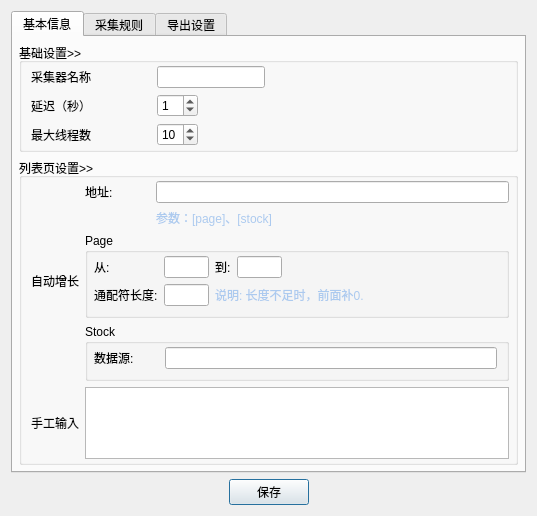
This is UI/Robot.ui in leaboy/pycollect as Qt 5 draws it before an edit. The edited form follows.
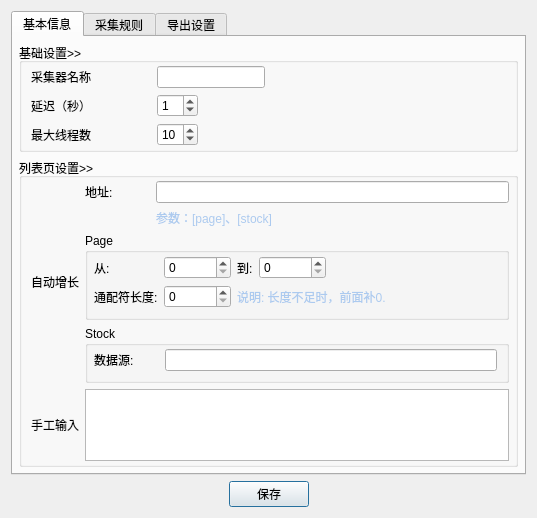
This is the edited form.

Commit message: main app  - RobotUI

Diff of the .ui file:
```diff
--- a/UI/Robot.ui
+++ b/UI/Robot.ui
@@ -291,28 +291,6 @@
                </property>
                <item>
                 <layout class="QGridLayout" name="gridLayout_10">
-                 <item row="0" column="1">
-                  <widget class="QLineEdit" name="listpagestart">
-                   <property name="sizePolicy">
-                    <sizepolicy hsizetype="Maximum" vsizetype="Fixed">
-                     <horstretch>0</horstretch>
-                     <verstretch>0</verstretch>
-                    </sizepolicy>
-                   </property>
-                   <property name="minimumSize">
-                    <size>
-                     <width>45</width>
-                     <height>0</height>
-                    </size>
-                   </property>
-                   <property name="maximumSize">
-                    <size>
-                     <width>45</width>
-                     <height>16777215</height>
-                    </size>
-                   </property>
-                  </widget>
-                 </item>
                  <item row="0" column="2">
                   <widget class="QLabel" name="label_46">
                    <property name="sizePolicy">
@@ -326,28 +304,6 @@
                    </property>
                   </widget>
                  </item>
-                 <item row="0" column="3">
-                  <widget class="QLineEdit" name="listpageend">
-                   <property name="sizePolicy">
-                    <sizepolicy hsizetype="Maximum" vsizetype="Fixed">
-                     <horstretch>0</horstretch>
-                     <verstretch>0</verstretch>
-                    </sizepolicy>
-                   </property>
-                   <property name="minimumSize">
-                    <size>
-                     <width>45</width>
-                     <height>0</height>
-                    </size>
-                   </property>
-                   <property name="maximumSize">
-                    <size>
-                     <width>45</width>
-                     <height>16777215</height>
-                    </size>
-                   </property>
-                  </widget>
-                 </item>
                  <item row="1" column="0">
                   <widget class="QLabel" name="label_47">
                    <property name="sizePolicy">
@@ -361,28 +317,6 @@
                    </property>
                   </widget>
                  </item>
-                 <item row="1" column="1">
-                  <widget class="QLineEdit" name="wildcardlen">
-                   <property name="sizePolicy">
-                    <sizepolicy hsizetype="Maximum" vsizetype="Fixed">
-                     <horstretch>0</horstretch>
-                     <verstretch>0</verstretch>
-                    </sizepolicy>
-                   </property>
-                   <property name="minimumSize">
-                    <size>
-                     <width>45</width>
-                     <height>0</height>
-                    </size>
-                   </property>
-                   <property name="maximumSize">
-                    <size>
-                     <width>45</width>
-                     <height>16777215</height>
-                    </size>
-                   </property>
-                  </widget>
-                 </item>
                  <item row="1" column="2" colspan="3">
                   <widget class="QLabel" name="label_48">
                    <property name="styleSheet">
@@ -406,6 +340,39 @@
                    </property>
                   </widget>
                  </item>
+                 <item row="0" column="1">
+                  <widget class="QSpinBox" name="listpagestart">
+                   <property name="sizePolicy">
+                    <sizepolicy hsizetype="Maximum" vsizetype="Fixed">
+                     <horstretch>0</horstretch>
+                     <verstretch>0</verstretch>
+                    </sizepolicy>
+                   </property>
+                   <property name="maximum">
+                    <number>999999</number>
+                   </property>
+                  </widget>
+                 </item>
+                 <item row="0" column="3">
+                  <widget class="QSpinBox" name="listpageend">
+                   <property name="sizePolicy">
+                    <sizepolicy hsizetype="Maximum" vsizetype="Fixed">
+                     <horstretch>0</horstretch>
+                     <verstretch>0</verstretch>
+                    </sizepolicy>
+                   </property>
+                   <property name="maximum">
+                    <number>999999</number>
+                   </property>
+                  </widget>
+                 </item>
+                 <item row="1" column="1">
+                  <widget class="QSpinBox" name="wildcardlen">
+                   <property name="maximum">
+                    <number>9</number>
+                   </property>
+                  </widget>
+                 </item>
                 </layout>
                </item>
               </layout>
```
The commit also changes 2 other files.
